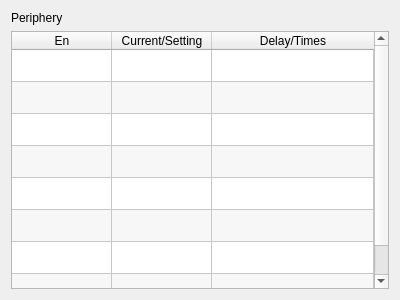
Qt form hcinstruction/icperipherypage.ui (GaussCheng/2-5AxisPunch) before a commit.
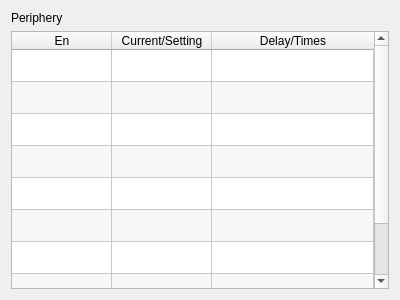
The same form after that commit. Icons and pictures are not drawn.

The edit to the form file:
```diff
--- a/hcinstruction/icperipherypage.ui
+++ b/hcinstruction/icperipherypage.ui
@@ -115,6 +115,11 @@
        <string>Conveyor</string>
       </property>
      </row>
+     <row>
+      <property name="text">
+       <string>Layout</string>
+      </property>
+     </row>
      <row>
       <property name="text">
        <string>Reserve1</string>
@@ -198,9 +203,6 @@
       </property>
      </item>
      <item row="2" column="0">
-      <property name="text">
-       <string/>
-      </property>
       <property name="checkState">
        <enum>Unchecked</enum>
       </property>
@@ -220,6 +222,9 @@
       </property>
      </item>
      <item row="3" column="1">
+      <property name="text">
+       <string/>
+      </property>
       <property name="icon">
        <iconset resource="../resource.qrc">
         <normaloff>:/resource/ledgray(16).png</normaloff>:/resource/ledgray(16).png</iconset>
@@ -234,6 +239,9 @@
       </property>
      </item>
      <item row="4" column="1">
+      <property name="text">
+       <string/>
+      </property>
       <property name="icon">
        <iconset resource="../resource.qrc">
         <normaloff>:/resource/ledgray(16).png</normaloff>:/resource/ledgray(16).png</iconset>
@@ -248,6 +256,9 @@
       </property>
      </item>
      <item row="5" column="1">
+      <property name="text">
+       <string/>
+      </property>
       <property name="icon">
        <iconset resource="../resource.qrc">
         <normaloff>:/resource/ledgray(16).png</normaloff>:/resource/ledgray(16).png</iconset>
@@ -262,6 +273,9 @@
       </property>
      </item>
      <item row="6" column="1">
+      <property name="text">
+       <string/>
+      </property>
       <property name="icon">
        <iconset resource="../resource.qrc">
         <normaloff>:/resource/ledgray(16).png</normaloff>:/resource/ledgray(16).png</iconset>
@@ -276,6 +290,26 @@
       </property>
      </item>
      <item row="7" column="1">
+      <property name="text">
+       <string/>
+      </property>
+      <property name="icon">
+       <iconset resource="../resource.qrc">
+        <normaloff>:/resource/ledgray(16).png</normaloff>:/resource/ledgray(16).png</iconset>
+      </property>
+     </item>
+     <item row="8" column="0">
+      <property name="text">
+       <string/>
+      </property>
+      <property name="checkState">
+       <enum>Unchecked</enum>
+      </property>
+     </item>
+     <item row="8" column="1">
+      <property name="text">
+       <string/>
+      </property>
       <property name="icon">
        <iconset resource="../resource.qrc">
         <normaloff>:/resource/ledgray(16).png</normaloff>:/resource/ledgray(16).png</iconset>
```
